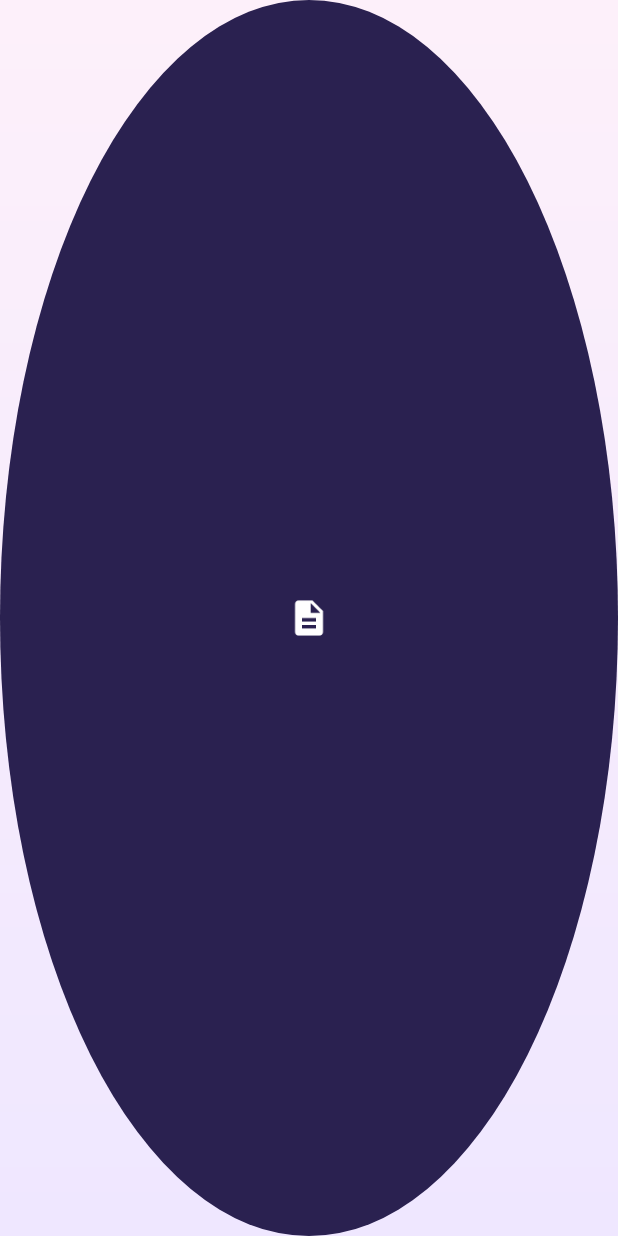
After one commit to batasantos/A.N.O.T.E., an Android app: the layout widget_sos.xml on its own in the app's theme, with its tools: preview values and no code run, on a phone screen of 412 x 824 dp. The commit adds this screen. Run offline under Robolectric (Android 15) with nearby library versions, the phone set to English and light mode, and no system bars.

Commit message:
Adição do widget do app, sendo possível acionar o SOS sem precisar abrir o aplicativo

```diff
--- /dev/null
+++ b/anote/app/src/main/res/layout/widget_sos.xml
@@ -0,0 +1,15 @@
+<?xml version="1.0" encoding="utf-8"?>
+<FrameLayout xmlns:android="http://schemas.android.com/apk/res/android"
+    android:id="@+id/widget_root"
+    android:layout_width="match_parent"
+    android:layout_height="match_parent"
+    android:background="@drawable/bg_circle_dark"
+    android:contentDescription="@string/widget_label">
+
+    <ImageView
+        android:layout_width="28dp"
+        android:layout_height="28dp"
+        android:layout_gravity="center"
+        android:importantForAccessibility="no"
+        android:src="@drawable/ic_note" />
+</FrameLayout>
--- a/anote/app/src/main/res/values/themes.xml
+++ b/anote/app/src/main/res/values/themes.xml
@@ -8,6 +8,15 @@
         <item name="android:navigationBarColor">@color/bg_bottom</item>
         <item name="android:windowLightStatusBar">true</item>
         <item name="android:textColorPrimary">@color/ink</item>
+    </style>
+
+    <!-- Tela invisivel do tile e do widget -->
+    <style name="Theme.Anote.Invisible" parent="Theme.Material3.Light.NoActionBar">
+        <item name="android:windowIsTranslucent">true</item>
+        <item name="android:windowBackground">@android:color/transparent</item>
+        <item name="android:windowNoTitle">true</item>
+        <item name="android:windowAnimationStyle">@null</item>
+        <item name="android:backgroundDimEnabled">false</item>
     </style>
 
     <!-- Dialogos: mesma paleta do app. Claro na tela de notas, escuro no painel de emergencia. -->
```
Also changed, not shown: anote/app/src/main/AndroidManifest.xml (+34 -0 lines), anote/app/src/main/java/br/unesp/anote/QuickSos.kt (+14 -1 lines), anote/app/src/main/java/br/unesp/anote/SosTileService.kt (added, +37 -0 lines), anote/app/src/main/java/br/unesp/anote/SosWidget.kt (added, +26 -0 lines), anote/app/src/main/java/br/unesp/anote/TriggerActivity.kt (added, +84 -0 lines), anote/app/src/main/res/values/strings.xml (+5 -2 lines), anote/app/src/main/res/xml/widget_sos_info.xml (added, +11 -0 lines), 171 other files.
